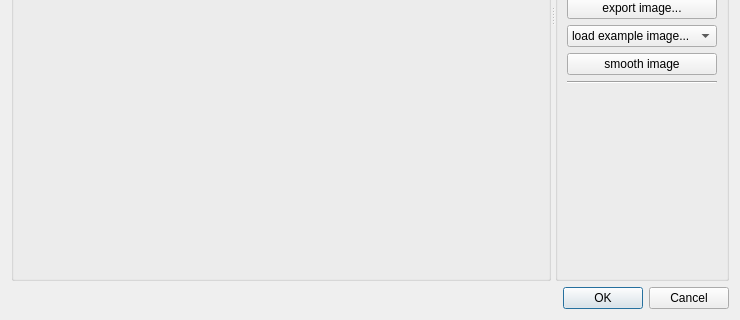
First picture: the form in gui/dialogs/dialogconcentrationimage.ui, repository spatial-model-editor/spatial-model-editor, before the edit; both pictures show x 0 to 740 and y 263 to 583 of the 740 by 583 pixel window.
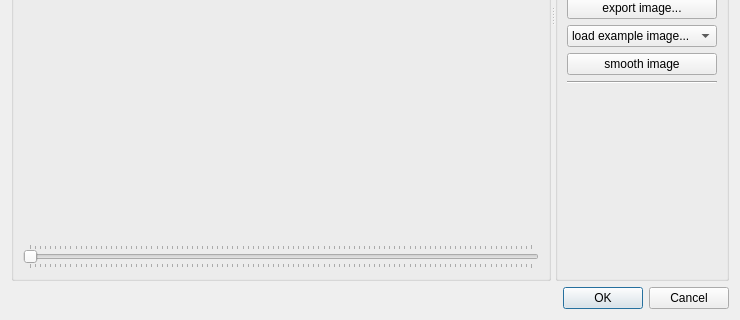
Second picture: the form after the edit. Custom widgets are drawn as their Qt base class.

The edit to the form file:
```diff
--- a/gui/dialogs/dialogconcentrationimage.ui
+++ b/gui/dialogs/dialogconcentrationimage.ui
@@ -50,6 +50,19 @@
          </property>
         </widget>
        </item>
+       <item>
+        <widget class="QSlider" name="slideZIndex">
+         <property name="orientation">
+          <enum>Qt::Horizontal</enum>
+         </property>
+         <property name="tickPosition">
+          <enum>QSlider::TicksBothSides</enum>
+         </property>
+         <property name="tickInterval">
+          <number>1</number>
+         </property>
+        </widget>
+       </item>
       </layout>
      </widget>
      <widget class="QGroupBox" name="grpButtons">
```
Left out of the diff: 1 changed line with no effect on the pictures.
